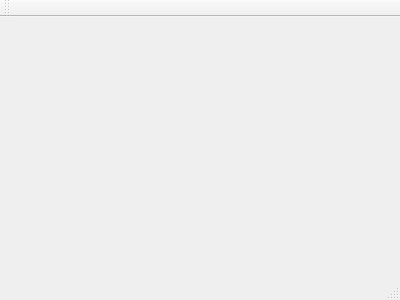
First picture: the form in src/mainwindow.ui, repository c0smicv0w/Audio_Modulation_Reverter, before the edit.
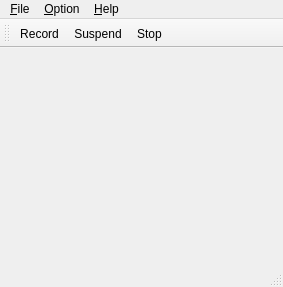
Second picture: the form after the edit.

Commit message: complete skeleton codes

Diff of the .ui file:
```diff
--- a/src/mainwindow.ui
+++ b/src/mainwindow.ui
@@ -1,24 +1,84 @@
 <ui version="4.0">
  <class>MainWindow</class>
- <widget class="QMainWindow" name="MainWindow" >
-  <property name="geometry" >
+ <widget class="QMainWindow" name="MainWindow">
+  <property name="geometry">
    <rect>
     <x>0</x>
     <y>0</y>
-    <width>400</width>
-    <height>300</height>
+    <width>283</width>
+    <height>287</height>
    </rect>
   </property>
   <property name="windowTitle" >
    <string>MainWindow</string>
   </property>
-  <widget class="QMenuBar" name="menuBar" />
-  <widget class="QToolBar" name="mainToolBar" />
-  <widget class="QWidget" name="centralWidget" />
-  <widget class="QStatusBar" name="statusBar" />
+  <widget class="QWidget" name="centralWidget">
+   <layout class="QGridLayout" name="gridLayout">
+    <item row="0" column="0">
+     <widget class="QWidget" name="widget" native="true"/>
+    </item>
+    <item row="1" column="0">
+     <widget class="QWidget" name="widget_2" native="true"/>
+    </item>
+   </layout>
+  </widget>
+  <widget class="QMenuBar" name="menuBar">
+   <property name="geometry">
+    <rect>
+     <x>0</x>
+     <y>0</y>
+     <width>283</width>
+     <height>22</height>
+    </rect>
+   </property>
+   <widget class="QMenu" name="menuFile">
+    <property name="title">
+     <string>&amp;File</string>
+    </property>
+   </widget>
+   <widget class="QMenu" name="menuOption">
+    <property name="title">
+     <string>&amp;Option</string>
+    </property>
+   </widget>
+   <widget class="QMenu" name="menuHelp">
+    <property name="title">
+     <string>&amp;Help</string>
+    </property>
+   </widget>
+   <addaction name="menuFile"/>
+   <addaction name="menuOption"/>
+   <addaction name="menuHelp"/>
+  </widget>
+  <widget class="QToolBar" name="mainToolBar">
+   <attribute name="toolBarArea">
+    <enum>TopToolBarArea</enum>
+   </attribute>
+   <attribute name="toolBarBreak">
+    <bool>false</bool>
+   </attribute>
+   <addaction name="actionRecord"/>
+   <addaction name="actionSuspend"/>
+   <addaction name="actionStop"/>
+  </widget>
+  <widget class="QStatusBar" name="statusBar"/>
+  <action name="actionRecord">
+   <property name="text">
+    <string>Record</string>
+   </property>
+  </action>
+  <action name="actionSuspend">
+   <property name="text">
+    <string>Suspend</string>
+   </property>
+  </action>
+  <action name="actionStop">
+   <property name="text">
+    <string>Stop</string>
+   </property>
+  </action>
  </widget>
- <layoutDefault spacing="6" margin="11" />
- <pixmapfunction></pixmapfunction>
+ <layoutdefault spacing="6" margin="11"/>
  <resources/>
  <connections/>
 </ui>
```
Left out of the diff: 3 changed lines with no effect on the pictures. The commit also changes 2 other files.
